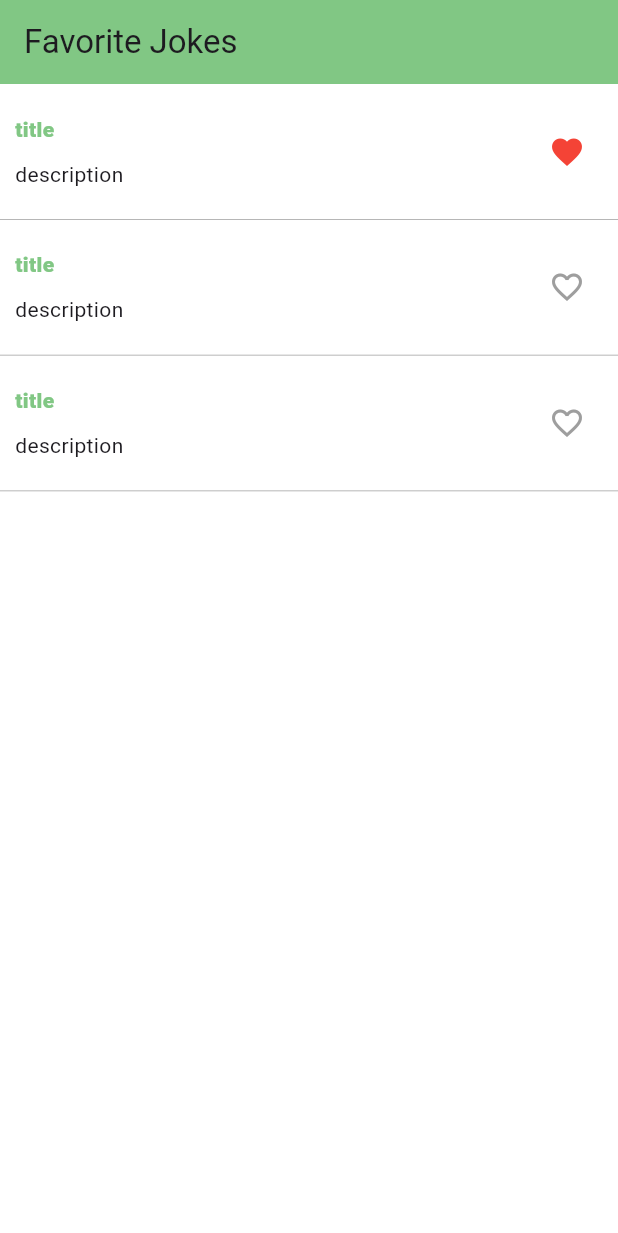
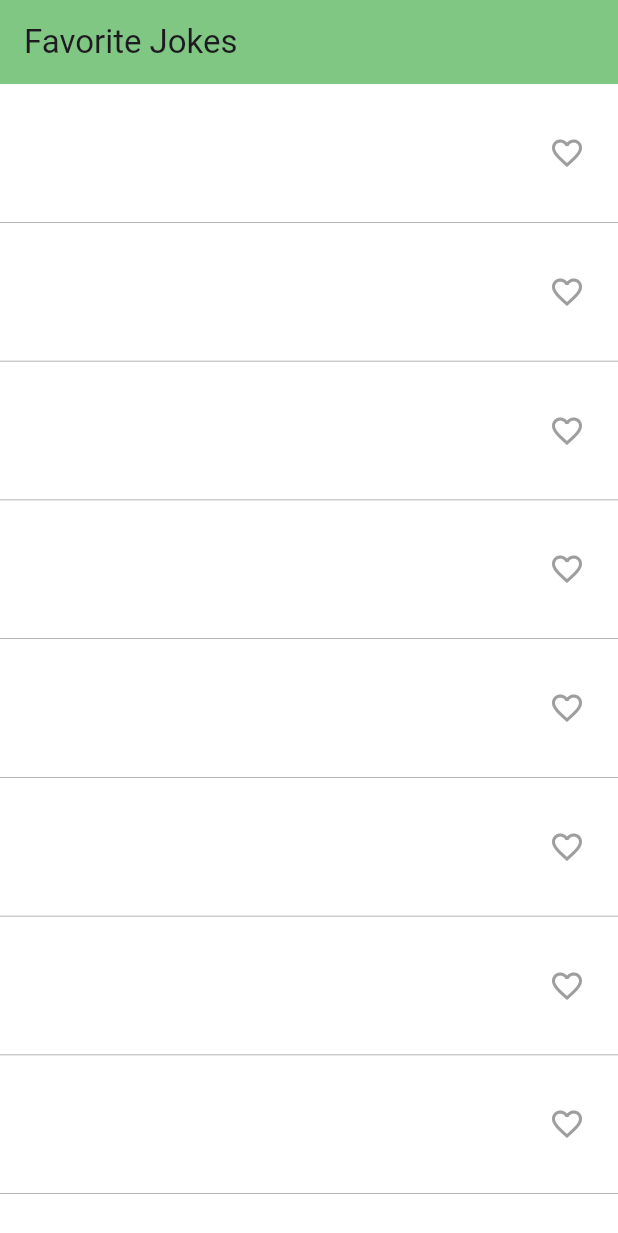
Before and after one commit to Socheat-Hai/Mobile-Development, a Flutter app: the screen it shows after launch, after a tap on the "favorite outline" icon, on a phone screen of 412 x 824 dp. Shown: the top 1233 px of the screen. Run offline on Flutter 3.47's test engine with Material 3 defaults, Android fonts, the phone set to English and light mode, and no system bars; our stand-ins replace material_ui.

Commit message:
manage a list of jokes

```diff
--- /dev/null
+++ b/week8_practice/lib/EXERCISE-4/data/joke.dart
@@ -0,0 +1,25 @@
+
+import 'package:week8_practice/EXERCISE-4/model/joke_model.dart';
+
+List<Joke> jokes = [
+  Joke(title: '', description: ''),
+  Joke(title: '', description: ''),
+  Joke(title: '', description: ''),
+  Joke(title: '', description: ''),
+  Joke(title: '', description: ''),
+  Joke(title: '', description: ''),
+  Joke(title: '', description: ''),
+  Joke(title: '', description: ''),
+  Joke(title: '', description: ''),
+  Joke(title: '', description: ''),
+  Joke(title: '', description: ''),
+  Joke(title: '', description: ''),
+  Joke(title: '', description: ''),
+  Joke(title: '', description: ''),
+  Joke(title: '', description: ''),
+  Joke(title: '', description: ''),
+  Joke(title: '', description: ''),
+  Joke(title: '', description: ''),
+  Joke(title: '', description: ''),
+  Joke(title: '', description: ''),
+];
--- a/week8_practice/lib/EXERCISE-4/main.dart
+++ b/week8_practice/lib/EXERCISE-4/main.dart
@@ -1,4 +1,8 @@
 import 'package:flutter/material.dart';
+import 'package:week8_practice/EXERCISE-4/data/joke.dart';
+import 'package:week8_practice/EXERCISE-4/model/joke_model.dart';
+
+
 
 Color appColor = Colors.green[300] as Color;
 
@@ -9,29 +13,50 @@ void main() => runApp(MaterialApp(
           backgroundColor: appColor,
           title: const Text("Favorite Jokes"),
         ),
-        body: const Column(
-          children: [FavoriteCard(), FavoriteCard(), FavoriteCard()],
-        ),
+        body: const JokeCard()
       ),
-    ));
+  ));
 
-class FavoriteCard extends StatefulWidget {
+
+class JokeCard extends StatefulWidget {
+  const new({super.key});
+
+  @override
+  State<JokeCard> createState() => __JokeCardState();
+}
+
+class __JokeCardState extends State<JokeCard> {
+
+  int? favoriteIndex;
+
+  @override
+  Widget build(BuildContext context) {
+    return ListView.builder(
+      itemCount: jokes.length,
+      itemBuilder: (context, index) {
+        return FavoriteCard(
+          joke: jokes[index],
+          isFavorite: index == favoriteIndex,
+          onFavoriteClick: () => setState(() => favoriteIndex == index
+        ));
+      },
+    );
+  }
+}
+
+
+class FavoriteCard extends StatelessWidget {
+
+  final Joke joke;
+  final bool isFavorite;
+  final VoidCallback onFavoriteClick;
+
   const FavoriteCard({
     super.key,
+    required this.joke,
+    required this.isFavorite,
+    required this.onFavoriteClick
   });
-
-  @override
-  State<FavoriteCard> createState() => _FavoriteCardState();
-}
-
-class _FavoriteCardState extends State<FavoriteCard> {
-  bool _isFavorite = false;
-
-  void onFavoriteClick() {
-    setState(() {
-      _isFavorite = !_isFavorite;
-    });
-  }
 
   @override
   Widget build(BuildContext context) {
@@ -51,20 +76,20 @@ class _FavoriteCardState extends State<FavoriteCard> {
               crossAxisAlignment: CrossAxisAlignment.start,
               children: [
                 Text(
-                  'title',
+                  joke.title,
                   style: TextStyle(
                       color: appColor, fontWeight: FontWeight.w800),
                 ),
                 const SizedBox(height: 10.0),
-                const Text('description')
+                Text(joke.description)
               ],
             ),
           ),
           IconButton(
               onPressed: onFavoriteClick,
               icon: Icon(
-                _isFavorite ? Icons.favorite : Icons.favorite_border,
-                color: _isFavorite ? Colors.red : Colors.grey,
+                isFavorite ? Icons.favorite : Icons.favorite_border,
+                color: isFavorite ? Colors.red : Colors.grey,
               ))
         ],
       ),
--- /dev/null
+++ b/week8_practice/lib/EXERCISE-4/model/joke_model.dart
@@ -0,0 +1,6 @@
+class Joke {
+  final String title;
+  final String description;
+
+  Joke({required this.title, required this.description});
+}
```
